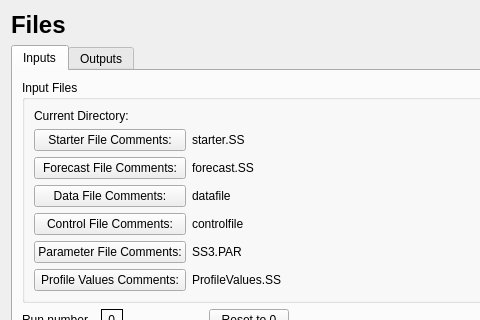
Qt form src/file_widget.ui (nmfs-ost/ss3-ssi) before a commit; both pictures show x 0 to 480 and y 0 to 320 of the 806 by 676 pixel window.
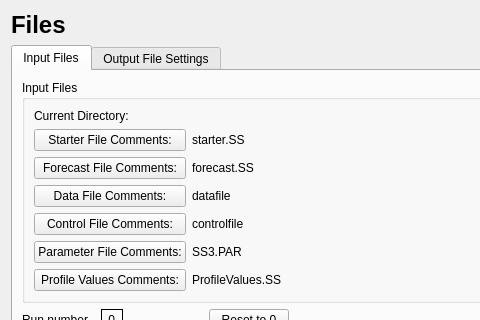
The same form after that commit. The open tabs and pages were chosen to show the change. Icons and pictures are not drawn.

Patch:
```diff
--- a/src/file_widget.ui
+++ b/src/file_widget.ui
@@ -61,7 +61,7 @@
      </property>
      <widget class="QWidget" name="tab_input">
       <attribute name="title">
-       <string>Inputs</string>
+       <string>Input Files</string>
       </attribute>
       <layout class="QGridLayout" name="gridLayout_3">
        <item row="18" column="0">
@@ -508,7 +508,7 @@
      </widget>
      <widget class="QWidget" name="tab_output">
       <attribute name="title">
-       <string>Outputs</string>
+       <string>Output File Settings</string>
       </attribute>
       <layout class="QGridLayout" name="gridLayout_4">
        <item row="10" column="0" colspan="3">
```
Left out of the diff: 2 changed lines with no effect on the pictures.
